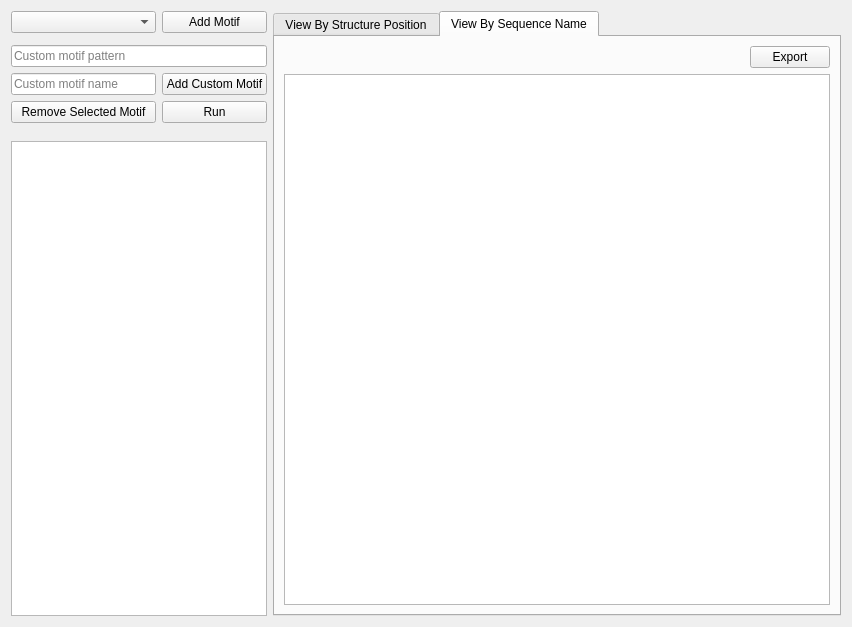
Old version of the form cbr/msa/visual/ColorByMotif.ui in the repository TUM-CBR/pymol-plugins.
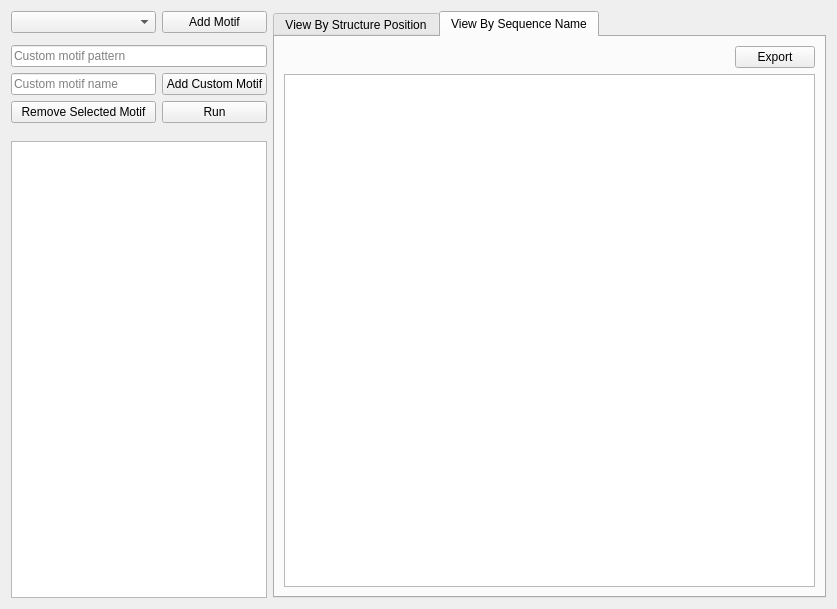
New version of the form.

What changed in the file:
```diff
--- a/cbr/msa/visual/ColorByMotif.ui
+++ b/cbr/msa/visual/ColorByMotif.ui
@@ -6,8 +6,8 @@
    <rect>
     <x>0</x>
     <y>0</y>
-    <width>852</width>
-    <height>627</height>
+    <width>837</width>
+    <height>609</height>
    </rect>
   </property>
   <property name="windowTitle">
```
